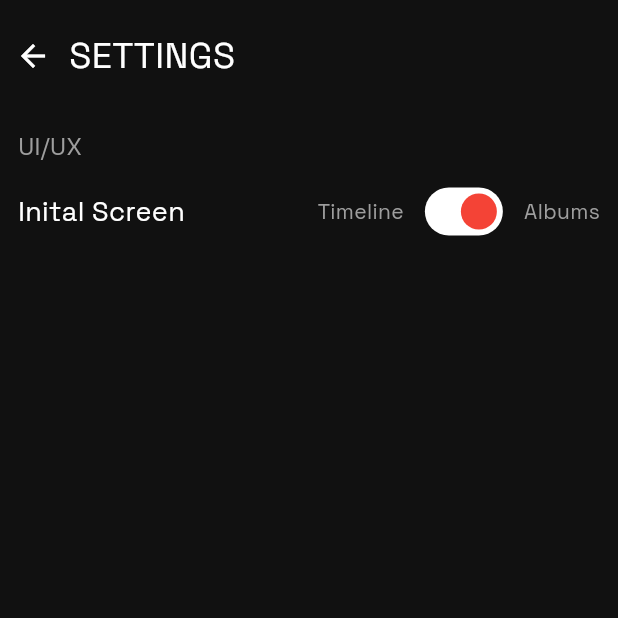
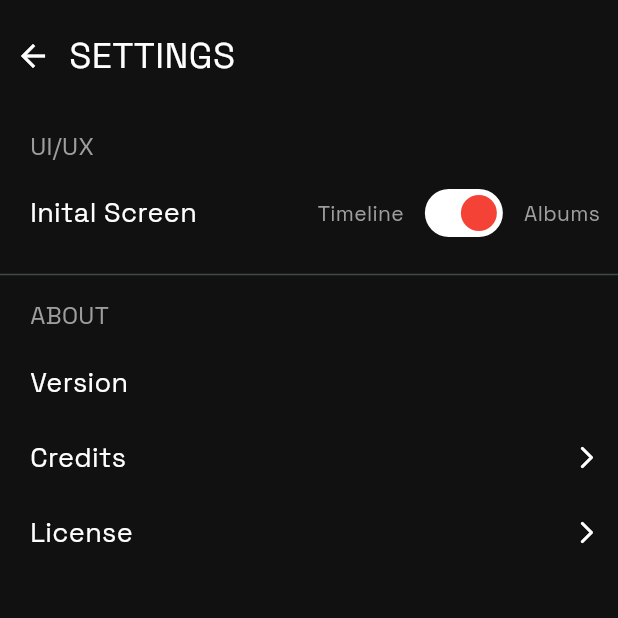
Before and after one commit to jerichoi224/Nothing-Gallery, a Flutter app: the SettingsPage screen opened directly, on a phone screen of 412 x 824 dp, the top half of it. Run offline on Flutter 3.47's test engine with Material 2 defaults, Android fonts, the phone set to English and light mode, and no system bars; our stand-ins replace audio_video_progress_bar, device_info_plus, flex_color_scheme, google_fonts, package_info_plus, permission_handler and 4 more; missing offline and left inert: photo_manager; accounts and stored records are empty.

Commit message:
feat: added About section

```diff
--- a/lib/pages/settings_page.dart
+++ b/lib/pages/settings_page.dart
@@ -1,4 +1,6 @@
 import 'package:flutter/material.dart';
+import 'package:package_info_plus/package_info_plus.dart';
+
 import 'package:nothing_gallery/constants/constants.dart';
 import 'package:nothing_gallery/constants/settings_pref.dart';
 import 'package:nothing_gallery/main.dart';
@@ -13,16 +15,30 @@ class SettingsPage extends StatefulWidget {
 
 class _SettingsState extends State<SettingsPage> {
   bool initialIsAlbum = false;
-
+  double rowHeight = 50;
+  String version = "";
   @override
   void initState() {
     super.initState();
+    getInfo();
+  }
 
+  void getInfo() async {
     initialIsAlbum = sharedPref.get(SharedPrefKeys.initialScreen) == 1;
+    setState(() {});
+
+    PackageInfo.fromPlatform().then((PackageInfo packageInfo) {
+      version = "v ${packageInfo.version}";
+    });
+    setState(() {});
   }
 
   Widget uiInitialScreen() {
-    return Row(
+    return SizedBox(
+        height: rowHeight,
+        child: Padding(
+            padding: const EdgeInsets.fromLTRB(20, 0, 12, 0),
+            child: Row(
               children: [
                 Text(
                   "Inital Screen",
@@ -58,13 +74,86 @@ class _SettingsState extends State<SettingsPage> {
                   style: mainTextStyle(TextStyleType.settingsFineText),
                 ),
               ],
-    );
+            )));
+  }
+
+  Widget license() {
+    return InkWell(
+        onTap: () {},
+        child: SizedBox(
+            height: rowHeight,
+            child: Padding(
+                padding: const EdgeInsets.fromLTRB(20, 4, 12, 4),
+                child: Row(
+                  children: [
+                    Text(
+                      "License",
+                      style: mainTextStyle(TextStyleType.settingsMenu),
+                    ),
+                    const Spacer(),
+                    const Icon(
+                      Icons.arrow_forward_ios_rounded,
+                      size: 18,
+                    )
+                  ],
+                ))));
+  }
+
+  Widget credits() {
+    return InkWell(
+        onTap: () {},
+        child: SizedBox(
+            height: rowHeight,
+            child: Padding(
+                padding: const EdgeInsets.fromLTRB(20, 4, 12, 4),
+                child: Row(
+                  children: [
+                    Text(
+                      "Credits",
+                      style: mainTextStyle(TextStyleType.settingsMenu),
+                    ),
+                    const Spacer(),
+                    const Icon(
+                      Icons.arrow_forward_ios_rounded,
+                      size: 18,
+                    )
+                  ],
+                ))));
+  }
+
+  Widget versionInfo() {
+    return SizedBox(
+        height: rowHeight,
+        child: Padding(
+            padding: const EdgeInsets.fromLTRB(20, 4, 12, 4),
+            child: Row(
+              children: [
+                Text(
+                  "Version",
+                  style: mainTextStyle(TextStyleType.settingsMenu),
+                ),
+                const Spacer(),
+                Text(
+                  version,
+                  style: mainTextStyle(TextStyleType.settingsFineText),
+                ),
+              ],
+            )));
   }
 
   Widget settingsWrapper(Widget child) {
     return GestureDetector(
         onTap: () => FocusManager.instance.primaryFocus?.unfocus(),
         child: Scaffold(body: SafeArea(child: child)));
+  }
+
+  Widget settingCategory(String text) {
+    return Padding(
+        padding: const EdgeInsets.fromLTRB(20, 0, 12, 0),
+        child: Text(
+          text,
+          style: mainTextStyle(TextStyleType.settingCategory),
+        ));
   }
 
   @override
@@ -90,20 +179,22 @@ class _SettingsState extends State<SettingsPage> {
       ),
       SingleChildScrollView(
           child: Padding(
-              padding: const EdgeInsets.fromLTRB(12, 12, 12, 20),
+              padding: const EdgeInsets.fromLTRB(0, 12, 0, 20),
               child: Column(
                   mainAxisAlignment: MainAxisAlignment.start,
                   crossAxisAlignment: CrossAxisAlignment.stretch,
                   children: <Widget>[
-                    Text(
-                      'UI/UX',
-                      style: mainTextStyle(TextStyleType.settingCategory),
-                    ),
-                    const SizedBox(
-                      height: 8,
-                    ),
+                    settingCategory("UI/UX"),
+                    const SizedBox(height: 8),
                     uiInitialScreen(),
-                    SizedBox(height: 8),
+                    const SizedBox(height: 8),
+                    const Divider(),
+                    const SizedBox(height: 8),
+                    settingCategory("ABOUT"),
+                    const SizedBox(height: 8),
+                    versionInfo(),
+                    credits(),
+                    license(),
                   ])))
     ]));
   }
--- a/pubspec.yaml
+++ b/pubspec.yaml
@@ -16,7 +16,7 @@ publish_to: 'none' # Remove this line if you wish to publish to pub.dev
 # https://developer.apple.com/library/archive/documentation/General/Reference/InfoPlistKeyReference/Articles/CoreFoundationKeys.html
 # In Windows, build-name is used as the major, minor, and patch parts
 # of the product and file versions while build-number is used as the build suffix.
-version: 1.0.0+1
+version: 1.0.1+1
 
 environment:
   sdk: '>=2.19.3 <3.0.0'
@@ -47,6 +47,7 @@ dependencies:
   audio_video_progress_bar: ^2.0.0
   provider: ^6.0.5
   device_info_plus: ^9.0.3
+  package_info_plus: ^4.1.0
 
 dev_dependencies:
   flutter_test:
```
Also changed, not shown: pubspec.lock, 1 other file. Lines whose indentation alone changed are shown as unchanged.
